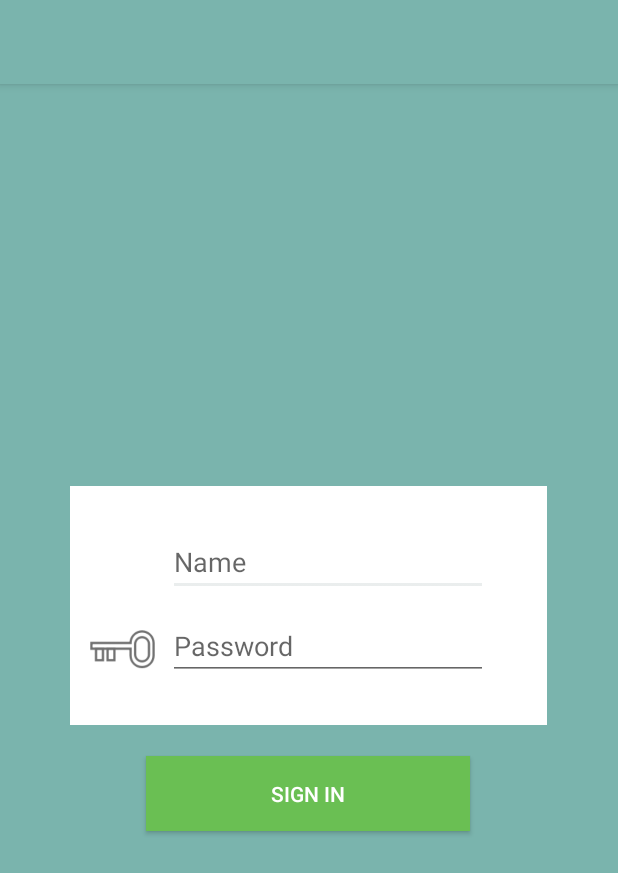
After one commit to reemeeiah/one-stop-cancer-center, an Android app: the Admin_Sign_in screen opened directly, with no data from a screen before it, on a phone screen of 412 x 824 dp. The commit adds this screen. Shown: the top 873 px of the screen. Run offline under Robolectric (Android 15) with nearby library versions, the phone set to English and light mode, and no system bars.

Commit message:
New Pages

```diff
--- a/app/src/main/AndroidManifest.xml
+++ b/app/src/main/AndroidManifest.xml
@@ -33,7 +33,6 @@
         <activity android:name=".user_sign_in_page" />
         <activity android:name=".user_sign_up_page" />
         <activity android:name=".Admin_Sign_in" />
-        <activity android:name=".List_of_Hospitals"></activity>
     </application>
 
 </manifest>
--- /dev/null
+++ b/app/src/main/java/com/onestopcancercenter/onestopcancercenter/Admin_Sign_in.java
@@ -0,0 +1,13 @@
+package com.onestopcancercenter.onestopcancercenter;
+
+import android.support.v7.app.AppCompatActivity;
+import android.os.Bundle;
+
+public class Admin_Sign_in extends AppCompatActivity {
+
+    @Override
+    protected void onCreate(Bundle savedInstanceState) {
+        super.onCreate(savedInstanceState);
+        setContentView(R.layout.activity_admin__sign_in);
+    }
+}
--- a/app/src/main/res/layout/activity_add_awareness_for_hospital.xml
+++ b/app/src/main/res/layout/activity_add_awareness_for_hospital.xml
@@ -10,8 +10,8 @@
         android:id="@+id/textView9"
         android:layout_width="234dp"
         android:layout_height="39dp"
-        android:layout_marginBottom="72dp"
-        android:layout_marginLeft="72dp"
+        android:layout_marginBottom="68dp"
+        android:layout_marginLeft="88dp"
         android:autoSizeMaxTextSize="@dimen/activity_vertical_margin"
         android:text="Add Awareness"
         android:textAlignment="center"
--- /dev/null
+++ b/app/src/main/res/layout/activity_admin__sign_in.xml
@@ -0,0 +1,77 @@
+<?xml version="1.0" encoding="utf-8"?>
+<android.support.constraint.ConstraintLayout xmlns:android="http://schemas.android.com/apk/res/android"
+    xmlns:app="http://schemas.android.com/apk/res-auto"
+    xmlns:tools="http://schemas.android.com/tools"
+    android:layout_width="match_parent"
+    android:layout_height="match_parent"
+    android:background="@color/colorPrimary"
+    tools:context="com.onestopcancercenter.onestopcancercenter.Admin_Sign_in">
+
+    <FrameLayout
+        android:layout_width="318dp"
+        android:layout_height="159dp"
+        android:layout_marginTop="268dp"
+        android:background="@color/backg1"
+        app:layout_constraintEnd_toEndOf="parent"
+        app:layout_constraintHorizontal_bias="0.494"
+        app:layout_constraintLeft_toRightOf="parent"
+        app:layout_constraintStart_toStartOf="parent"
+        app:layout_constraintTop_toTopOf="parent">
+
+    </FrameLayout>
+
+    <EditText
+        android:id="@+id/editText18"
+        android:layout_width="wrap_content"
+        android:layout_height="wrap_content"
+        android:layout_marginTop="296dp"
+        android:ems="10"
+        android:hint="Name"
+        android:inputType="textPersonName"
+        app:layout_constraintEnd_toEndOf="parent"
+        app:layout_constraintHorizontal_bias="0.565"
+        app:layout_constraintLeft_toRightOf="parent"
+        app:layout_constraintStart_toStartOf="parent"
+        app:layout_constraintTop_toTopOf="parent" />
+
+    <EditText
+        android:id="@+id/editText19"
+        android:layout_width="wrap_content"
+        android:layout_height="wrap_content"
+        android:layout_marginTop="352dp"
+        android:ems="10"
+        android:hint="Password"
+        android:inputType="textPassword"
+        app:layout_constraintEnd_toEndOf="parent"
+        app:layout_constraintHorizontal_bias="0.565"
+        app:layout_constraintLeft_toRightOf="parent"
+        app:layout_constraintStart_toStartOf="parent"
+        app:layout_constraintTop_toTopOf="parent" />
+
+    <ImageView
+        android:id="@+id/imageView7"
+        android:layout_width="46dp"
+        android:layout_height="52dp"
+        android:layout_marginTop="352dp"
+        app:layout_constraintEnd_toEndOf="parent"
+        app:layout_constraintHorizontal_bias="0.161"
+        app:layout_constraintLeft_toRightOf="parent"
+        app:layout_constraintStart_toStartOf="parent"
+        app:layout_constraintTop_toTopOf="parent"
+        app:srcCompat="@drawable/key" />
+
+    <Button
+        android:id="@+id/button8"
+        android:layout_width="216dp"
+        android:layout_height="50dp"
+        android:layout_marginTop="448dp"
+        android:background="#6abf53"
+        android:text="Sign in"
+        android:textColor="@color/backg1"
+        app:layout_constraintEnd_toEndOf="parent"
+        app:layout_constraintHorizontal_bias="0.497"
+        app:layout_constraintLeft_toRightOf="parent"
+        app:layout_constraintStart_toStartOf="parent"
+        app:layout_constraintTop_toTopOf="parent" />
+
+</android.support.constraint.ConstraintLayout>
```
Also changed, not shown: app/src/main/java/com/onestopcancercenter/onestopcancercenter/Awareness_List.java (added, +13 -0 lines), app/src/main/java/com/onestopcancercenter/onestopcancercenter/Hospital_info.java (added, +13 -0 lines), app/src/main/res/layout/activity_admin__hospital__edit__menu.xml (+20 -20 lines), app/src/main/res/layout/activity_awareness__list.xml (added, +101 -0 lines), app/src/main/res/layout/activity_hospital_info.xml (added, +197 -0 lines), app/src/main/res/layout/activity_hospital_sign_up_page.xml (+15 -21 lines).
